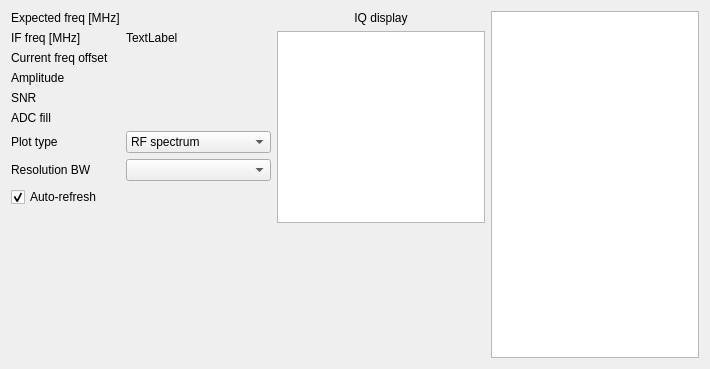
The window that digital_servo_python_gui/channel.ui (jddes/Frequency-comb-DPLL) describes before a commit, drawn with Qt 5.
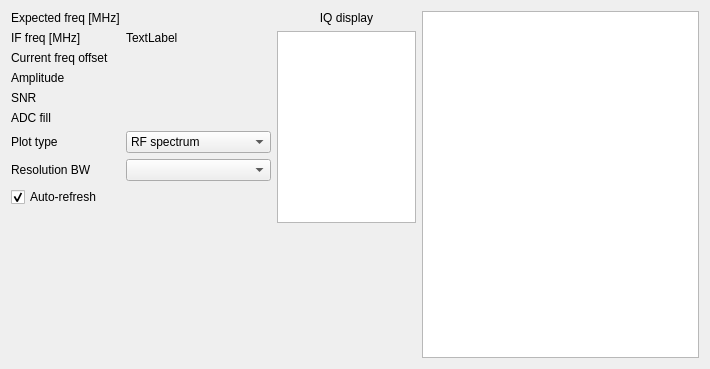
The same window after the commit. Custom widgets are drawn as their Qt base class.

Diff of the .ui file:
```diff
--- a/digital_servo_python_gui/channel.ui
+++ b/digital_servo_python_gui/channel.ui
@@ -13,7 +13,7 @@
   <property name="windowTitle">
    <string>Form</string>
   </property>
-  <layout class="QGridLayout" name="gridLayout" columnstretch="0,0,0">
+  <layout class="QGridLayout" name="gridLayout" columnstretch="0,1,2">
    <item row="1" column="1">
     <widget class="SquarePlot" name="plot_IQ"/>
    </item>
```
